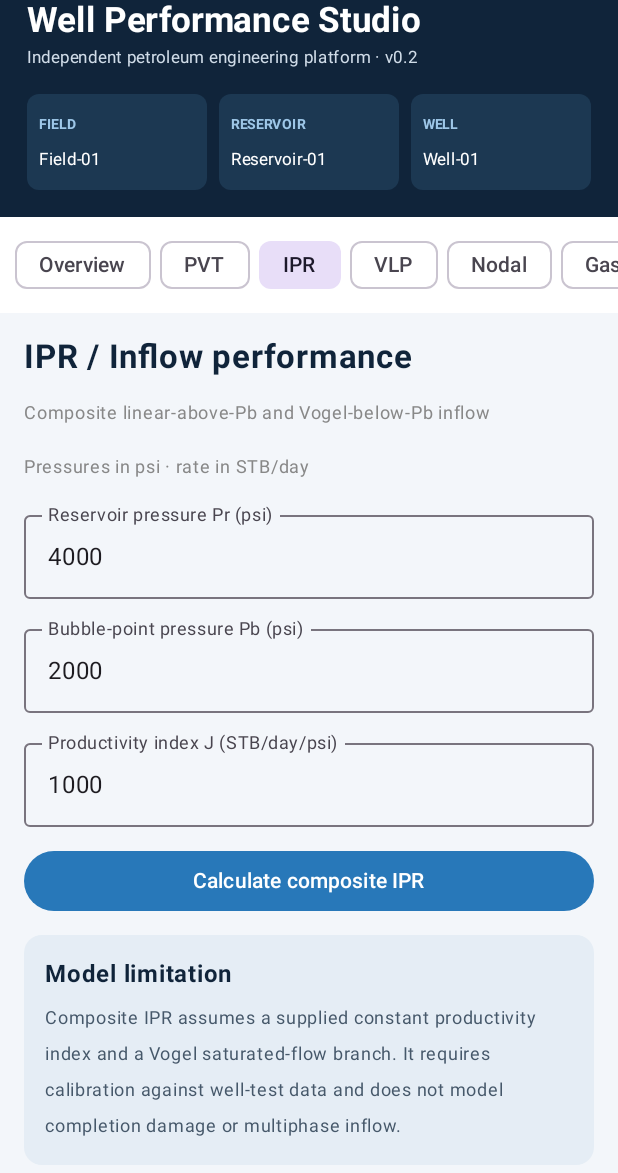
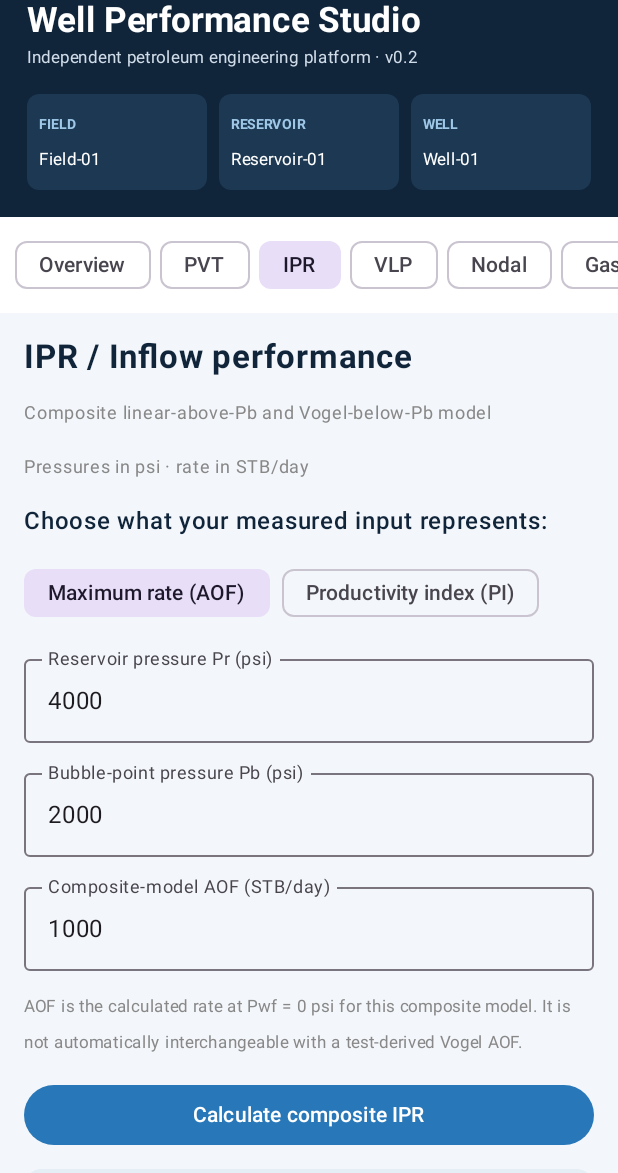
Before and after one commit to muhammad-ali-khaskheli/PetroMobile, an Android app built with Jetpack Compose: the screen it shows after launch (MainActivity), after a tap on "IPR", on a phone screen of 412 x 824 dp, the part 63-1236 px from its top. Run offline under Robolectric (Android 15) with nearby library versions, the phone set to English and light mode, and no system bars; 2 other taps on this screen came first.

Commit message:
Add explicit AOF or PI IPR input modes and validation

```diff
--- a/app/src/main/java/com/petromobile/app/MainActivity.kt
+++ b/app/src/main/java/com/petromobile/app/MainActivity.kt
@@ -48,6 +48,7 @@ fun PetroMobileApp() {
     var prText by remember { mutableStateOf("4000") }
     var pbText by remember { mutableStateOf("2000") }
     var qText by remember { mutableStateOf("1000") }
+    var iprInputMode by remember { mutableStateOf("AOF") }
     var points by remember { mutableStateOf<List<IprPoint>>(emptyList()) }
     var iprError by remember { mutableStateOf<String?>(null) }
     MaterialTheme(colorScheme = lightColorScheme(primary = blue, background = page)) {
@@ -70,7 +71,7 @@ fun PetroMobileApp() {
                 when (selected) {
                     "Overview" -> OverviewScreen(well, { well = it }, field, { field = it }, reservoir, { reservoir = it }, { selected = it })
                     "PVT" -> PvtScreen()
-                    "IPR" -> IprScreen(prText, { prText = it }, pbText, { pbText = it }, qText, { qText = it }, points, { points = it }, iprError, { iprError = it })
+                    "IPR" -> IprScreen(prText, { prText = it }, pbText, { pbText = it }, qText, { qText = it }, iprInputMode, { iprInputMode = it }, points, { points = it }, iprError, { iprError = it })
                     "VLP" -> VlpScreen()
                     "Nodal" -> NodalScreen()
                     "Gas Lift" -> GasLiftScreen()
@@ -174,18 +175,50 @@ private fun PvtScreen() {
     InfoCard("Correlation and limitations", "Standing bubble-point pressure, solution GOR and saturated-oil FVF correlations. No undersaturated-oil compressibility, viscosity, gas Z-factor, Bg, density, EOS or laboratory matching yet. Correlations have limited empirical ranges; validate against fluid data.")
 }
 @Composable
-private fun IprScreen(prText: String, onPr: (String) -> Unit, pbText: String, onPb: (String) -> Unit, qText: String, onQ: (String) -> Unit, points: List<IprPoint>, onPoints: (List<IprPoint>) -> Unit, error: String?, onError: (String?) -> Unit) {
-    SectionTitle("IPR / Inflow performance", "Composite linear-above-Pb and Vogel-below-Pb inflow")
+private fun IprScreen(
+    prText: String, onPr: (String) -> Unit,
+    pbText: String, onPb: (String) -> Unit,
+    qText: String, onQ: (String) -> Unit,
+    inputMode: String, onInputMode: (String) -> Unit,
+    points: List<IprPoint>, onPoints: (List<IprPoint>) -> Unit,
+    error: String?, onError: (String?) -> Unit
+) {
+    SectionTitle("IPR / Inflow performance", "Composite linear-above-Pb and Vogel-below-Pb model")
     Text("Pressures in psi · rate in STB/day", color = Color.Gray, fontSize = 12.sp)
+    Text("Choose what your measured input represents:", color = navy, fontWeight = FontWeight.SemiBold)
+    Row(Modifier.fillMaxWidth(), horizontalArrangement = Arrangement.spacedBy(8.dp)) {
+        listOf("AOF", "PI").forEach { mode ->
+            FilterChip(
+                selected = inputMode == mode,
+                onClick = { onInputMode(mode); onPoints(emptyList()); onError(null) },
+                label = { Text(if (mode == "AOF") "Maximum rate (AOF)" else "Productivity index (PI)") }
+            )
+        }
+    }
     TextInput("Reservoir pressure Pr (psi)", prText, onPr)
     TextInput("Bubble-point pressure Pb (psi)", pbText, onPb)
-    TextInput("Productivity index J (STB/day/psi)", qText, onQ)
+    TextInput(
+        if (inputMode == "AOF") "Composite-model AOF (STB/day)" else "Productivity index J (STB/day/psi)",
+        qText, onQ
+    )
+    Text(
+        if (inputMode == "AOF")
+            "AOF is the calculated rate at Pwf = 0 psi for this composite model. It is not automatically interchangeable with a test-derived Vogel AOF."
+        else
+            "PI is the linear productivity index above bubble point. Use a measured or justified value.",
+        color = Color.Gray, fontSize = 11.sp
+    )
     Button(onClick = {
         val pr = prText.toDoubleOrNull()
         val pb = pbText.toDoubleOrNull()
-        val j = qText.toDoubleOrNull()
+        val input = qText.toDoubleOrNull()
         try {
-            if (pr == null || pb == null || j == null) throw IllegalArgumentException("Enter valid numeric values.")
+            if (pr == null || pb == null || input == null) throw IllegalArgumentException("Enter valid numeric values in every field.")
+            if (!pr.isFinite() || !pb.isFinite() || !input.isFinite() || pr <= 0.0 || pb <= 0.0 || pb > pr || input <= 0.0)
+                throw IllegalArgumentException("Require Pr > 0, 0 < Pb ≤ Pr, and a positive AOF or PI.")
+            val j = if (inputMode == "AOF")
+                PetroleumModels.productivityIndexFromCompositeAof(input, pr, pb)
+            else input
             val samples = (0..40).map { i ->
                 val pwf = pr * i / 40.0
                 IprPoint(PetroleumModels.compositeIpRRate(j, pr, pb, pwf).toFloat(), pwf.toFloat())
@@ -193,6 +226,7 @@ private fun IprScreen(prText: String, onPr: (String) -> Unit, pbText: String, on
             onPoints(samples)
             onError(null)
         } catch (e: IllegalArgumentException) {
+            onPoints(emptyList())
             onError(e.message ?: "Invalid input.")
         }
     }, modifier = Modifier.fillMaxWidth()) { Text("Calculate composite IPR") }
@@ -201,19 +235,24 @@ private fun IprScreen(prText: String, onPr: (String) -> Unit, pbText: String, on
         Card(shape = RoundedCornerShape(14.dp)) {
             Column(Modifier.padding(14.dp), verticalArrangement = Arrangement.spacedBy(8.dp)) {
                 Text("Composite IPR result", color = navy, fontWeight = FontWeight.Bold)
-                Text("AOF: %.1f STB/day".format(points.maxOfOrNull { it.rate } ?: 0f), color = blue, fontWeight = FontWeight.Bold, fontSize = 18.sp)
+                Text("Composite-model AOF: %.2f STB/day".format(points.maxOfOrNull { it.rate } ?: 0f), color = blue, fontWeight = FontWeight.Bold, fontSize = 18.sp)
                 IprGraph(points)
-                points.filterIndexed { i, _ -> i % 5 == 0 }.forEach {
+                Text("Flowing BHP (psi)                     Oil rate (STB/day)", color = Color.Gray, fontSize = 10.sp)
+                points.filterIndexed { i, _ -> i % 5 == 0 || i == points.lastIndex }.forEach {
                     Row(Modifier.fillMaxWidth(), horizontalArrangement = Arrangement.SpaceBetween) {
                         Text("%.0f psi".format(it.pressure))
-                        Text("%.1f STB/day".format(it.rate), fontWeight = FontWeight.Medium)
+                        Text("%.2f STB/day".format(it.rate), fontWeight = FontWeight.Medium)
                     }
                 }
             }
         }
     }
-    InfoCard("Model limitation", "Composite IPR assumes a supplied constant productivity index and a Vogel saturated-flow branch. It requires calibration against well-test data and does not model completion damage or multiphase inflow.")
+    InfoCard(
+        "Engineering scope",
+        "This is a simplified composite IPR model: linear above Pb and Vogel-shaped below Pb, joined continuously with matching slope. It assumes a constant PI above Pb and a single-phase oil-rate interpretation. It does not model water, gas, skin changes, completion geometry, non-Darcy flow, or well-test calibration. Validate against test data before engineering use."
+    )
 }
+
 
 @Composable
 private fun VlpScreen() {
```
